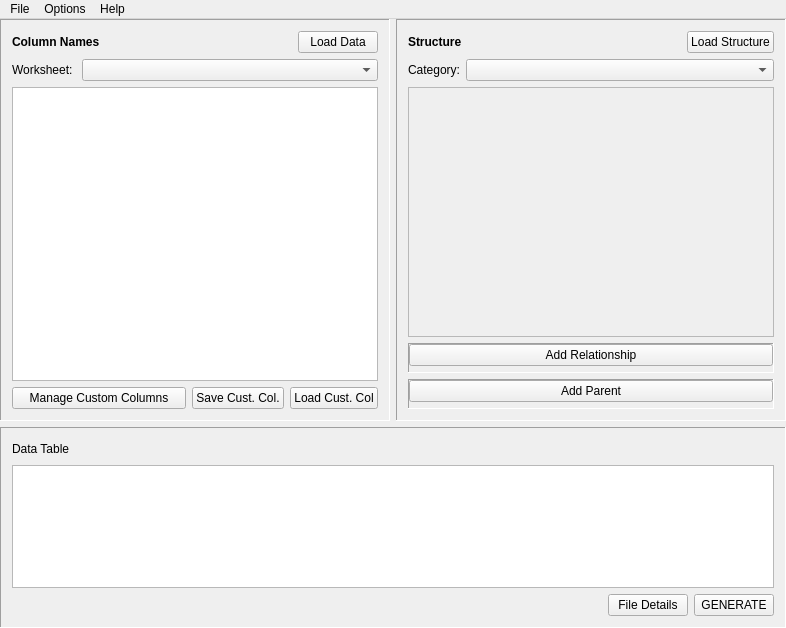
Old version of the form mainwindow.ui in the repository farling42/csv2rw.
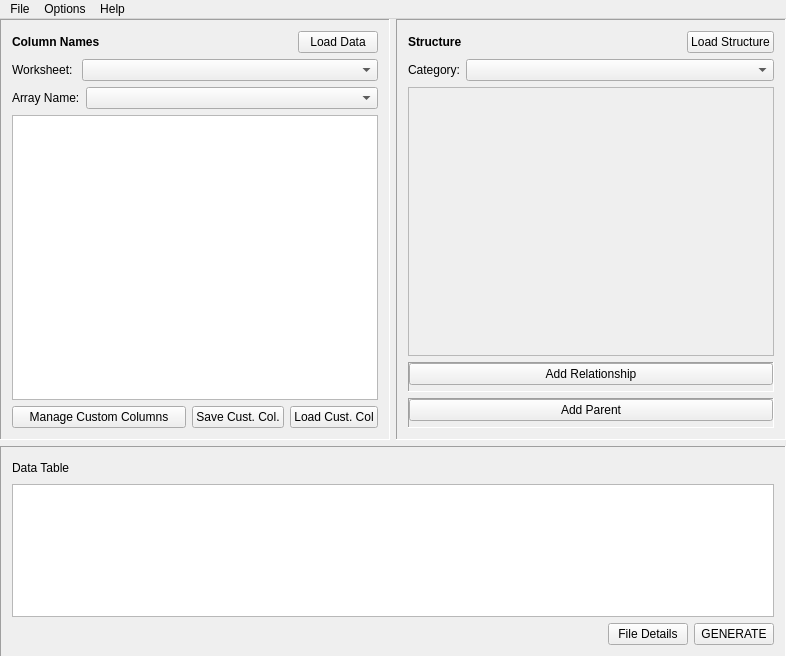
New version of the form. Icons and pictures are not drawn.

Commit message: Comment-out debug statements in DerivedColumnsProxyModel In JsonModel, allow a specific top-level array to be chosen; rather than trying to load all top-level arrays. Add combo-box to MainWindow to allow user to select which array in JSON file is to be used. Bump version to 2.14

```diff
--- a/mainwindow.ui
+++ b/mainwindow.ui
@@ -7,7 +7,7 @@
     <x>0</x>
     <y>0</y>
     <width>786</width>
-    <height>628</height>
+    <height>657</height>
    </rect>
   </property>
   <property name="windowTitle">
@@ -169,6 +169,34 @@
                </layout>
               </widget>
              </item>
+             <item>
+              <widget class="QWidget" name="arrayBox" native="true">
+               <layout class="QHBoxLayout" name="horizontalLayout_9" stretch="0,1">
+                <property name="leftMargin">
+                 <number>0</number>
+                </property>
+                <property name="topMargin">
+                 <number>0</number>
+                </property>
+                <property name="rightMargin">
+                 <number>0</number>
+                </property>
+                <property name="bottomMargin">
+                 <number>0</number>
+                </property>
+                <item>
+                 <widget class="QLabel" name="label_3">
+                  <property name="text">
+                   <string>Array Name:</string>
+                  </property>
+                 </widget>
+                </item>
+                <item>
+                 <widget class="QComboBox" name="arrayName"/>
+                </item>
+               </layout>
+              </widget>
+             </item>
              <item>
               <widget class="QListView" name="headerListView">
                <property name="showDropIndicator" stdset="0">
@@ -344,7 +372,7 @@
                   <x>0</x>
                   <y>0</y>
                   <width>372</width>
-                  <height>218</height>
+                  <height>237</height>
                  </rect>
                 </property>
                </widget>
```
The commit also changes 5 other files.
